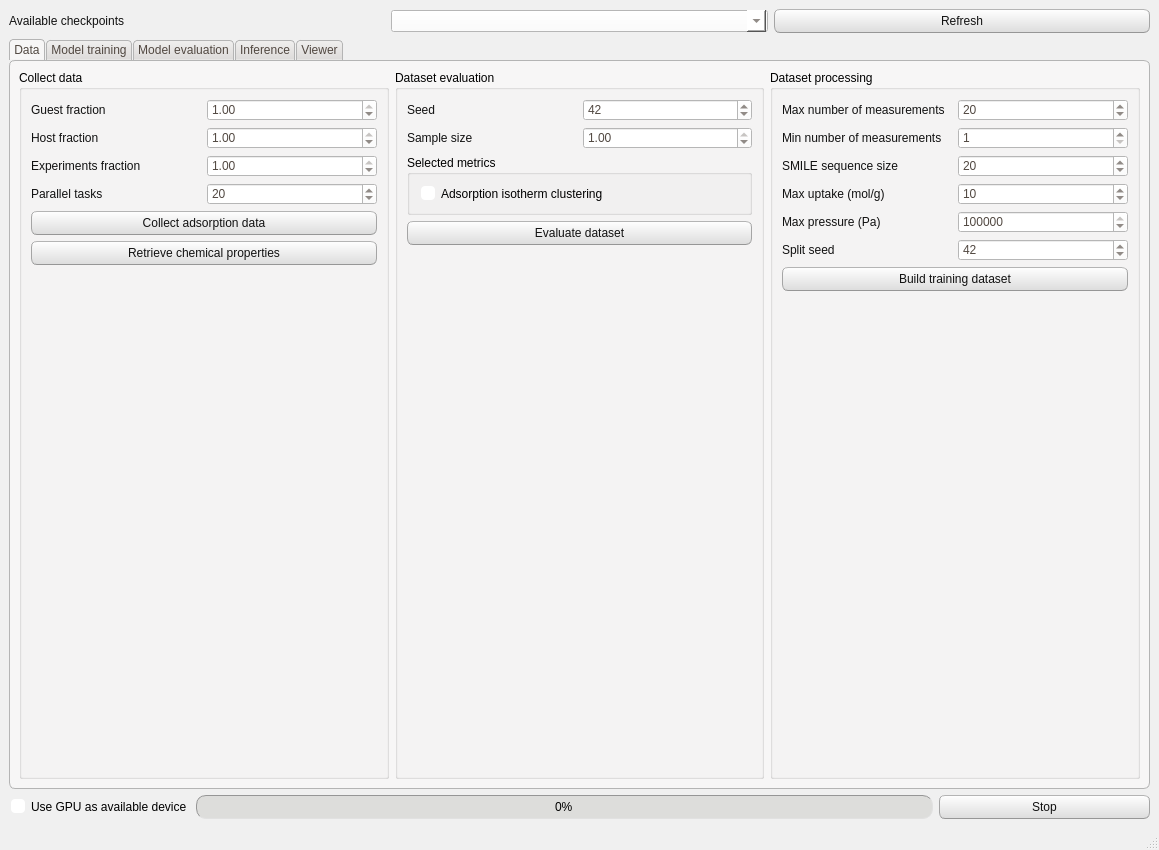
Before: the Qt Designer form NISTADS/app/src/window_layout.ui in CTCycle/ADSMOD-Adsorption-Modeling, drawn with Qt 5.
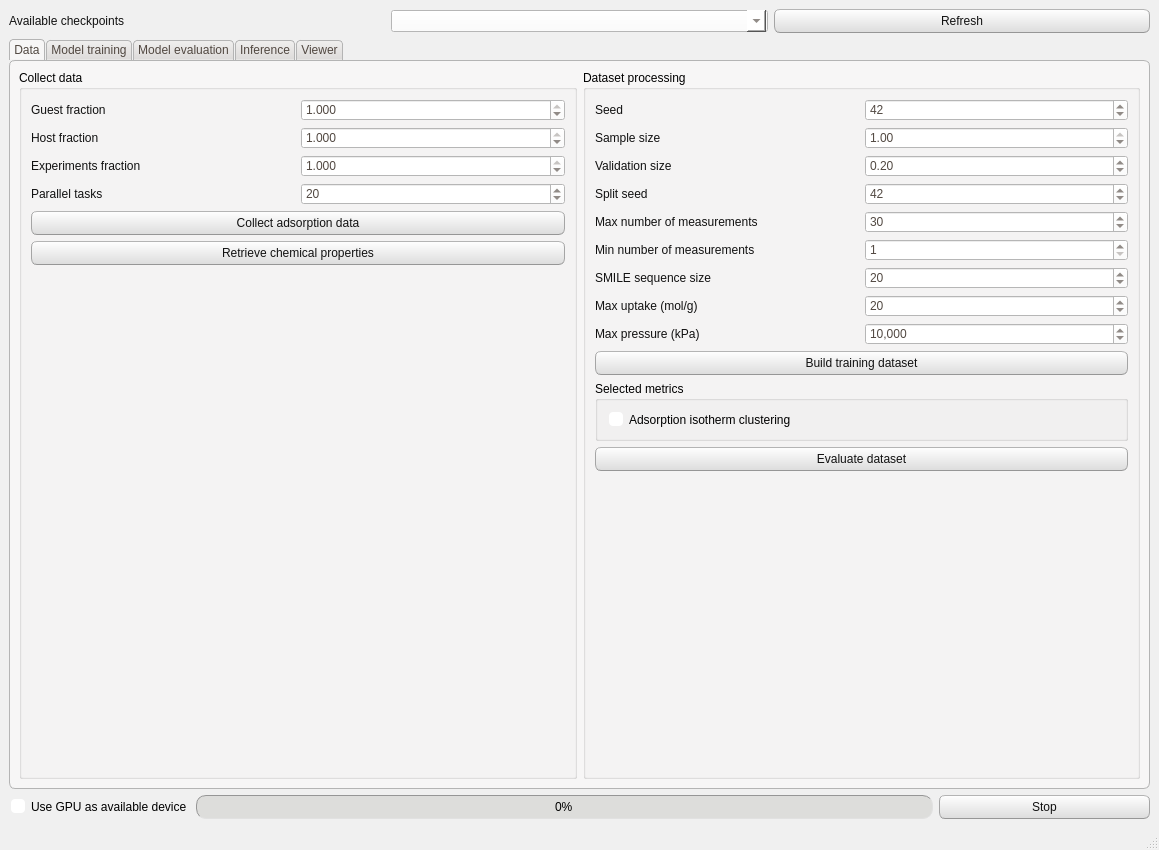
After: the same form once the commit is applied.

Commit message: changed logger format, fixed ML dataset pipeline

```diff
--- a/NISTADS/app/src/window_layout.ui
+++ b/NISTADS/app/src/window_layout.ui
@@ -567,8 +567,11 @@
              </item>
              <item>
               <widget class="QDoubleSpinBox" name="guestFraction">
+               <property name="decimals">
+                <number>3</number>
+               </property>
                <property name="minimum">
-                <double>0.010000000000000</double>
+                <double>0.000000000000000</double>
                </property>
                <property name="maximum">
                 <double>1.000000000000000</double>
@@ -594,8 +597,11 @@
              </item>
              <item>
               <widget class="QDoubleSpinBox" name="hostFraction">
+               <property name="decimals">
+                <number>3</number>
+               </property>
                <property name="minimum">
-                <double>0.010000000000000</double>
+                <double>0.000000000000000</double>
                </property>
                <property name="maximum">
                 <double>1.000000000000000</double>
@@ -621,8 +627,11 @@
              </item>
              <item>
               <widget class="QDoubleSpinBox" name="expFraction">
+               <property name="decimals">
+                <number>3</number>
+               </property>
                <property name="minimum">
-                <double>0.010000000000000</double>
+                <double>0.000000000000000</double>
                </property>
                <property name="maximum">
                 <double>1.000000000000000</double>
@@ -691,12 +700,12 @@
           </layout>
          </widget>
         </item>
-        <item row="0" column="3">
-         <widget class="QGroupBox" name="datasetEvalGroup">
+        <item row="0" column="1">
+         <widget class="QGroupBox" name="datasetProcessGroup">
           <property name="title">
-           <string>Dataset evaluation</string>
+           <string>Dataset processing</string>
           </property>
-          <layout class="QVBoxLayout" name="verticalLayout_13">
+          <layout class="QVBoxLayout" name="verticalLayout_8">
            <item>
             <layout class="QHBoxLayout" name="seedLayout">
              <item>
@@ -749,50 +758,50 @@
             </layout>
            </item>
            <item>
-            <widget class="QGroupBox" name="groupBox_5">
-             <property name="title">
-              <string>Selected metrics</string>
-             </property>
-             <layout class="QVBoxLayout" name="verticalLayout">
-              <item>
-               <widget class="QCheckBox" name="adsIsothermCluster">
-                <property name="text">
-                 <string>Adsorption isotherm clustering</string>
-                </property>
-               </widget>
-              </item>
-             </layout>
-            </widget>
+            <layout class="QHBoxLayout" name="horizontalLayout_2">
+             <item>
+              <widget class="QLabel" name="label_2">
+               <property name="text">
+                <string>Validation size</string>
+               </property>
+              </widget>
+             </item>
+             <item>
+              <widget class="QDoubleSpinBox" name="validationSize">
+               <property name="maximum">
+                <double>1.000000000000000</double>
+               </property>
+               <property name="singleStep">
+                <double>0.050000000000000</double>
+               </property>
+               <property name="value">
+                <double>0.200000000000000</double>
+               </property>
+              </widget>
+             </item>
+            </layout>
            </item>
            <item>
-            <widget class="QPushButton" name="evaluateDataset">
-             <property name="text">
-              <string>Evaluate dataset</string>
-             </property>
-            </widget>
+            <layout class="QHBoxLayout" name="horizontalLayout_4">
+             <item>
+              <widget class="QLabel" name="label_4">
+               <property name="text">
+                <string>Split seed</string>
+               </property>
+              </widget>
+             </item>
+             <item>
+              <widget class="QSpinBox" name="splitSeed">
+               <property name="maximum">
+                <number>1000000000</number>
+               </property>
+               <property name="value">
+                <number>42</number>
+               </property>
+              </widget>
+             </item>
+            </layout>
            </item>
-           <item>
-            <spacer name="verticalSpacer">
-             <property name="orientation">
-              <enum>Qt::Orientation::Vertical</enum>
-             </property>
-             <property name="sizeHint" stdset="0">
-              <size>
-               <width>218</width>
-               <height>645</height>
-              </size>
-             </property>
-            </spacer>
-           </item>
-          </layout>
-         </widget>
-        </item>
-        <item row="0" column="4">
-         <widget class="QGroupBox" name="datasetProcessGroup">
-          <property name="title">
-           <string>Dataset processing</string>
-          </property>
-          <layout class="QVBoxLayout" name="verticalLayout_8">
            <item>
             <layout class="QHBoxLayout" name="MPLayout">
              <item>
@@ -808,10 +817,10 @@
                 <number>1</number>
                </property>
                <property name="maximum">
-                <number>999</number>
+                <number>500</number>
                </property>
                <property name="value">
-                <number>20</number>
+                <number>30</number>
                </property>
               </widget>
              </item>
@@ -856,7 +865,7 @@
                 <number>1</number>
                </property>
                <property name="maximum">
-                <number>200</number>
+                <number>500</number>
                </property>
                <property name="value">
                 <number>20</number>
@@ -883,7 +892,7 @@
                 <number>100</number>
                </property>
                <property name="value">
-                <number>10</number>
+                <number>20</number>
                </property>
               </widget>
              </item>
@@ -894,24 +903,27 @@
              <item>
               <widget class="QLabel" name="MPreLabel">
                <property name="text">
-                <string>Max pressure (Pa)</string>
+                <string>Max pressure (kPa)</string>
                </property>
               </widget>
              </item>
              <item>
               <widget class="QSpinBox" name="maxPressure">
+               <property name="showGroupSeparator" stdset="0">
+                <bool>true</bool>
+               </property>
                <property name="minimum">
                 <number>1</number>
                </property>
                <property name="maximum">
-                <number>100000000</number>
-               </property>
-               <property name="singleStep">
-                <number>1000</number>
-               </property>
-               <property name="value">
                 <number>1000000</number>
                </property>
+               <property name="singleStep">
+                <number>100</number>
+               </property>
+               <property name="value">
+                <number>10000</number>
+               </property>
                <property name="displayIntegerBase">
                 <number>10</number>
                </property>
@@ -919,27 +931,6 @@
              </item>
             </layout>
            </item>
-           <item>
-            <layout class="QHBoxLayout" name="horizontalLayout_4">
-             <item>
-              <widget class="QLabel" name="label_4">
-               <property name="text">
-                <string>Split seed</string>
-               </property>
-              </widget>
-             </item>
-             <item>
-              <widget class="QSpinBox" name="splitSeed">
-               <property name="maximum">
-                <number>1000000000</number>
-               </property>
-               <property name="value">
-                <number>42</number>
-               </property>
-              </widget>
-             </item>
-            </layout>
-           </item>
            <item>
             <widget class="QPushButton" name="buildMLDataset">
              <property name="text">
@@ -947,6 +938,29 @@
              </property>
             </widget>
            </item>
+           <item>
+            <widget class="QGroupBox" name="groupBox_5">
+             <property name="title">
+              <string>Selected metrics</string>
+             </property>
+             <layout class="QVBoxLayout" name="verticalLayout">
+              <item>
+               <widget class="QCheckBox" name="adsIsothermCluster">
+                <property name="text">
+                 <string>Adsorption isotherm clustering</string>
+                </property>
+               </widget>
+              </item>
+             </layout>
+            </widget>
+           </item>
+           <item>
+            <widget class="QPushButton" name="evaluateDataset">
+             <property name="text">
+              <string>Evaluate dataset</string>
+             </property>
+            </widget>
+           </item>
            <item>
             <spacer name="verticalSpacer_11">
              <property name="orientation">
@@ -986,30 +1000,6 @@
              </property>
             </widget>
            </item>
-           <item>
-            <layout class="QHBoxLayout" name="horizontalLayout_2">
-             <item>
-              <widget class="QLabel" name="label_2">
-               <property name="text">
-                <string>Validation size</string>
-               </property>
-              </widget>
-             </item>
-             <item>
-              <widget class="QDoubleSpinBox" name="validationSize">
-               <property name="maximum">
-                <double>1.000000000000000</double>
-               </property>
-               <property name="singleStep">
-                <double>0.050000000000000</double>
-               </property>
-               <property name="value">
-                <double>0.200000000000000</double>
-               </property>
-              </widget>
-             </item>
-            </layout>
-           </item>
            <item>
             <layout class="QHBoxLayout" name="horizontalLayout_19">
              <item>
```
Left out of the diff: 2 changed lines with no effect on the pictures. The commit also changes 11 other files.
